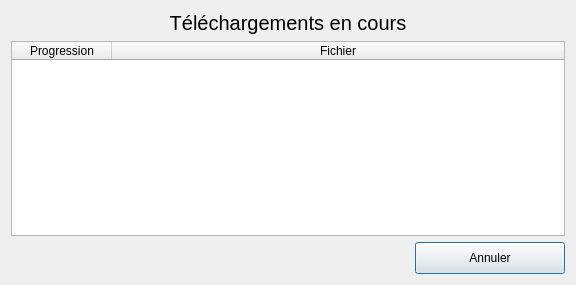
This is client/src/dialogs/DownloadProgressDialog.ui in introlab/openteraplus as Qt 5 draws it before an edit. The edited form follows.
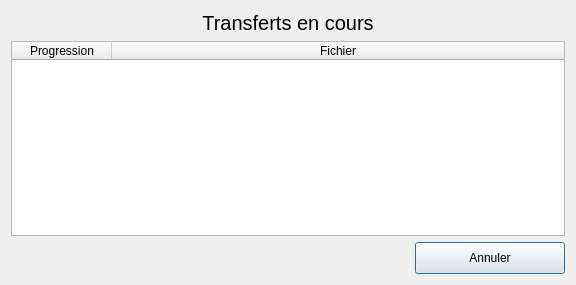
This is the edited form. Icons and pictures are not drawn.

The edit to the form file:
```diff
--- a/client/src/dialogs/DownloadProgressDialog.ui
+++ b/client/src/dialogs/DownloadProgressDialog.ui
@@ -160,7 +160,7 @@
       </font>
      </property>
      <property name="text">
-      <string>Téléchargements en cours</string>
+      <string>Transferts en cours</string>
      </property>
      <property name="alignment">
       <set>Qt::AlignCenter</set>
```
